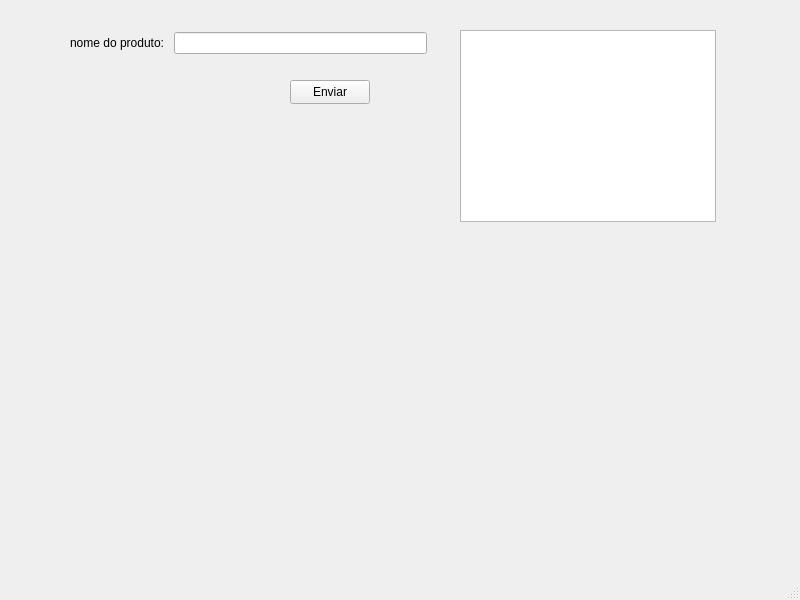
Old version of the form mainwindow.ui in the repository GabR36/QEstoqueLoja.
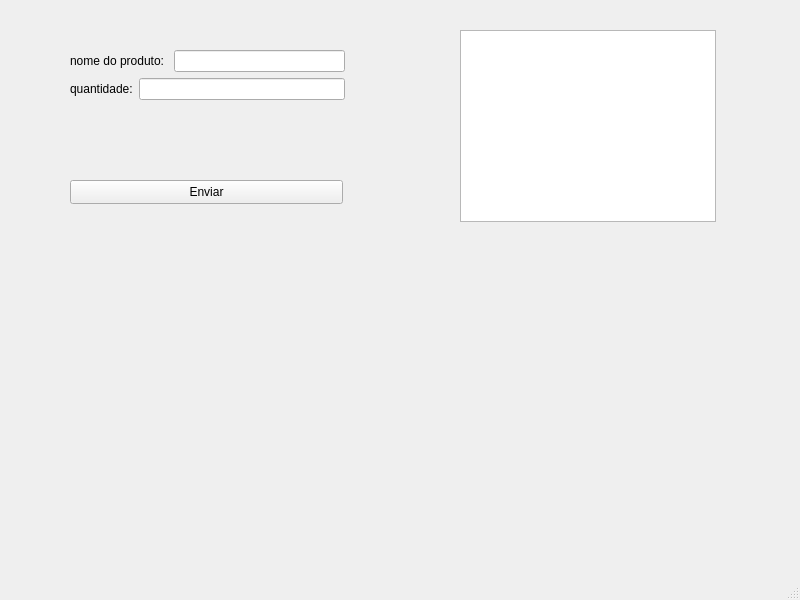
New version of the form.

Commit message: Add quantidade na tela e arquivo.

What changed in the file:
```diff
--- a/mainwindow.ui
+++ b/mainwindow.ui
@@ -17,9 +17,9 @@
    <widget class="QPushButton" name="Btn_Enviar">
     <property name="geometry">
      <rect>
-      <x>290</x>
-      <y>80</y>
-      <width>80</width>
+      <x>70</x>
+      <y>180</y>
+      <width>273</width>
       <height>24</height>
      </rect>
     </property>
@@ -52,10 +52,14 @@
      <rect>
       <x>70</x>
       <y>30</y>
-      <width>357</width>
-      <height>26</height>
+      <width>275</width>
+      <height>90</height>
      </rect>
     </property>
+    <layout class="QVBoxLayout" name="verticalLayout_2">
+     <item>
+      <layout class="QVBoxLayout" name="verticalLayout">
+       <item>
     <layout class="QHBoxLayout" name="horizontalLayout">
      <item>
       <widget class="QLabel" name="label">
@@ -66,6 +70,24 @@
      </item>
      <item>
       <widget class="QLineEdit" name="Ledit_Nome"/>
+         </item>
+        </layout>
+       </item>
+       <item>
+        <layout class="QHBoxLayout" name="horizontalLayout_2">
+         <item>
+          <widget class="QLabel" name="Lbl_Quantidade">
+           <property name="text">
+            <string>quantidade:</string>
+           </property>
+          </widget>
+         </item>
+         <item>
+          <widget class="QLineEdit" name="Ledit_Quantidade"/>
+         </item>
+        </layout>
+       </item>
+      </layout>
      </item>
     </layout>
    </widget>
```
Lines whose indentation alone changed are shown as unchanged. The commit also changes 1 other file.
